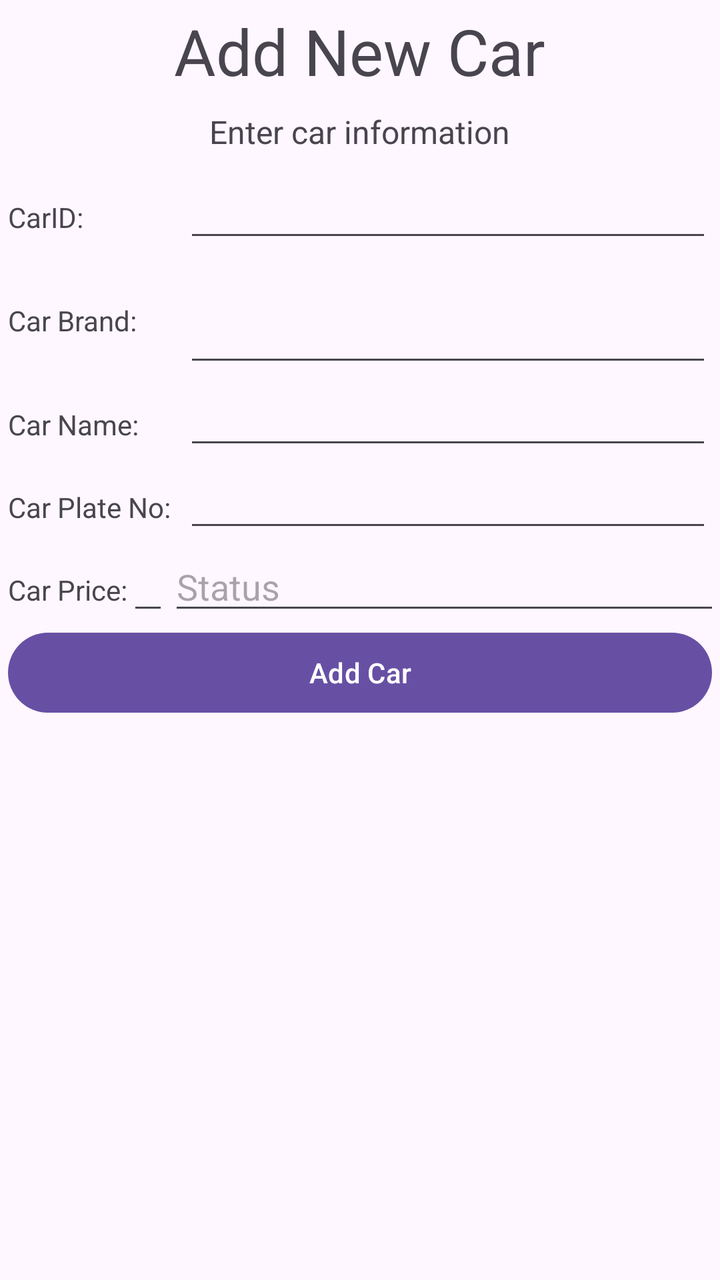
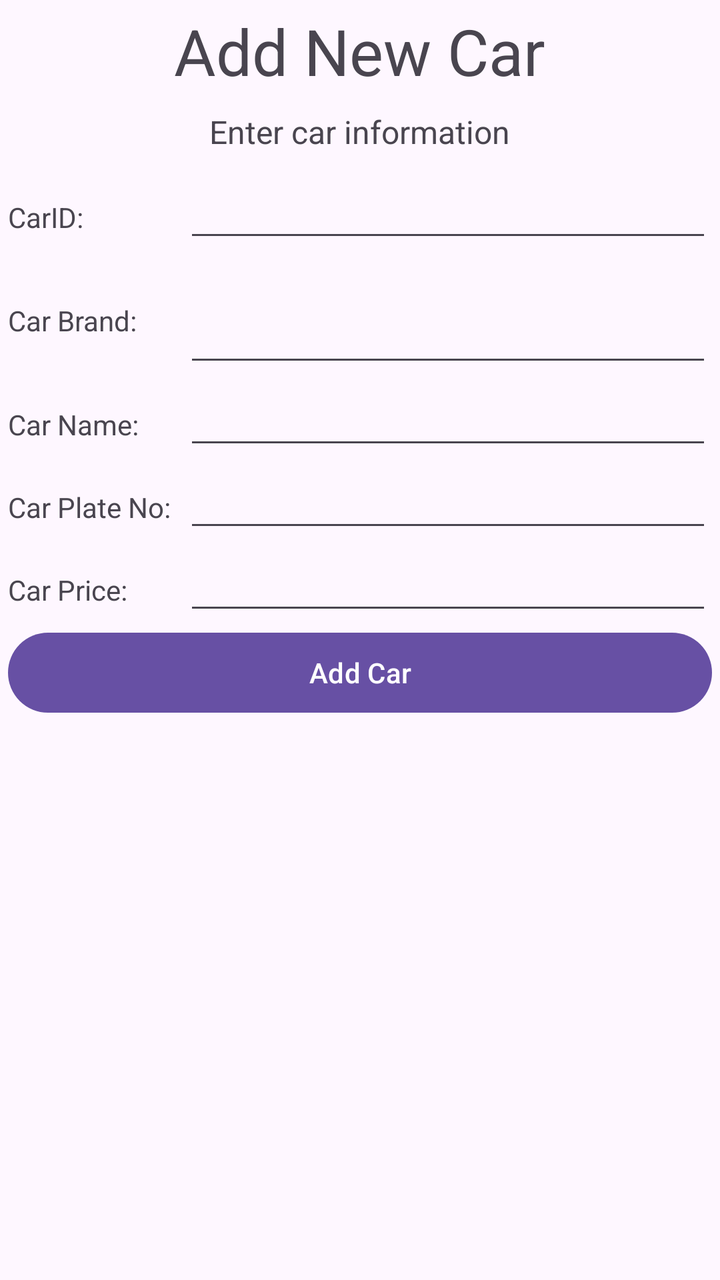

The first picture is an Android layout as it rendered before a commit; the second is the same layout after the commit. The layout source and the unified diff follow.
<!-- AndroidManifest.xml: application theme Theme.Lab_REST -->
<!-- res/layout/activity_new_car.xml -->
<?xml version="1.0" encoding="utf-8"?>
<GridLayout
    xmlns:android="http://schemas.android.com/apk/res/android"
    android:layout_width="match_parent"
    android:layout_height="match_parent"
    android:useDefaultMargins="true"
    android:alignmentMode="alignBounds"
    android:id="@+id/main"
    android:columnOrderPreserved="false"
    android:columnCount="2"
    android:layout_marginTop="40dp"
    >

    <TextView
        android:layout_columnSpan="2"
        android:layout_gravity="center_horizontal"
        android:text="Add New Car"
        android:textSize="32dip" />

    <TextView
        android:layout_columnSpan="2"
        android:layout_gravity="center"
        android:text="Enter car information"
        android:textSize="16dip" />

    <LinearLayout
        android:layout_width="fill_parent"
        android:layout_height="fill_parent"
        android:orientation="vertical" >

        <LinearLayout
            android:layout_width="fill_parent"
            android:layout_height="wrap_content"
            android:orientation="horizontal" >

            <TextView
                android:layout_width="0dp"
                android:layout_height="wrap_content"
                android:layout_weight="0.25"
                android:text="CarID:" />

            <EditText
                android:id="@+id/txtCarID"
                android:layout_width="0dp"
                android:layout_height="wrap_content"
                android:layout_weight="0.75" />
        </LinearLayout>

        <LinearLayout
            android:layout_width="fill_parent"
            android:layout_height="wrap_content"
            android:orientation="horizontal" >

            <TextView
                android:layout_width="0dp"
                android:layout_height="wrap_content"
                android:layout_weight="0.25"
                android:text="Car Brand:" />

            <EditText
                android:id="@+id/txtCarBrand"
                android:layout_width="0dp"
                android:layout_height="wrap_content"
                android:layout_weight="0.75"
                android:inputType="textMultiLine"
                android:lines="2" />
        </LinearLayout>

        <LinearLayout
            android:layout_width="fill_parent"
            android:layout_height="wrap_content"
            android:orientation="horizontal" >

            <TextView
                android:layout_width="0dp"
                android:layout_height="wrap_content"
                android:layout_weight="0.25"
                android:text="Car Name:" />

            <EditText
                android:id="@+id/txtCarName"
                android:layout_width="0dp"
                android:layout_height="wrap_content"
                android:layout_weight="0.75" />
        </LinearLayout>

        <LinearLayout
            android:layout_width="fill_parent"
            android:layout_height="wrap_content"
            android:orientation="horizontal" >

            <TextView
                android:layout_width="0dp"
                android:layout_height="wrap_content"
                android:layout_weight="0.25"
                android:text="Car Plate No:" />

            <EditText
                android:id="@+id/txtCarPlateNo"
                android:layout_width="0dp"
                android:layout_height="wrap_content"
                android:layout_weight="0.75" />
        </LinearLayout>

        <LinearLayout
            android:layout_width="fill_parent"
            android:layout_height="wrap_content"
            android:orientation="horizontal" >

            <TextView
                android:layout_width="0dp"
                android:layout_height="wrap_content"
                android:layout_weight="0.25"
                android:text="Car Price:" />

            <EditText
                android:id="@+id/txtCarPrice"
                android:layout_width="0dp"
                android:layout_height="wrap_content"
                android:layout_weight="0.75"
                android:inputType="number" />

            <EditText
                android:id="@+id/txtStatus"
                android:layout_width="match_parent"
                android:layout_height="wrap_content"
                android:hint="Status" />

        </LinearLayout>

        <LinearLayout
            android:layout_width="match_parent"
            android:layout_height="wrap_content"
            >

            <Button
                android:layout_width="match_parent"
                android:layout_height="wrap_content"
                android:text="Add Car"
                android:onClick="addNewCar" />

        </LinearLayout>


    </LinearLayout>

</GridLayout>
<!-- resources referenced by this layout -->
<resources>
  <style name="Theme.Lab_REST" parent="Base.Theme.Lab_REST" />
  <style name="Base.Theme.Lab_REST" parent="Theme.Material3.DayNight.NoActionBar">
          
          
      </style>
</resources>

<!-- the commit's change to res/layout/activity_new_car.xml (unified diff, before → after) -->
@@ -120,12 +120,6 @@
                 android:layout_weight="0.75"
                 android:inputType="number" />
 
-            <EditText
-                android:id="@+id/txtStatus"
-                android:layout_width="match_parent"
-                android:layout_height="wrap_content"
-                android:hint="Status" />
-
         </LinearLayout>
 
         <LinearLayout
